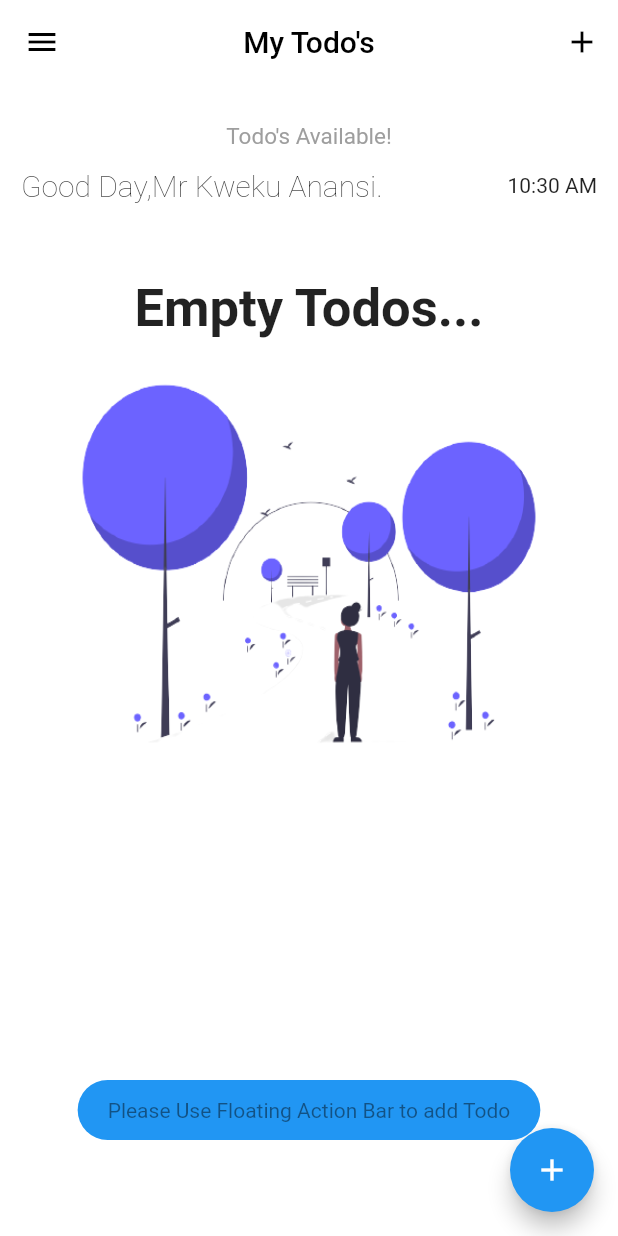
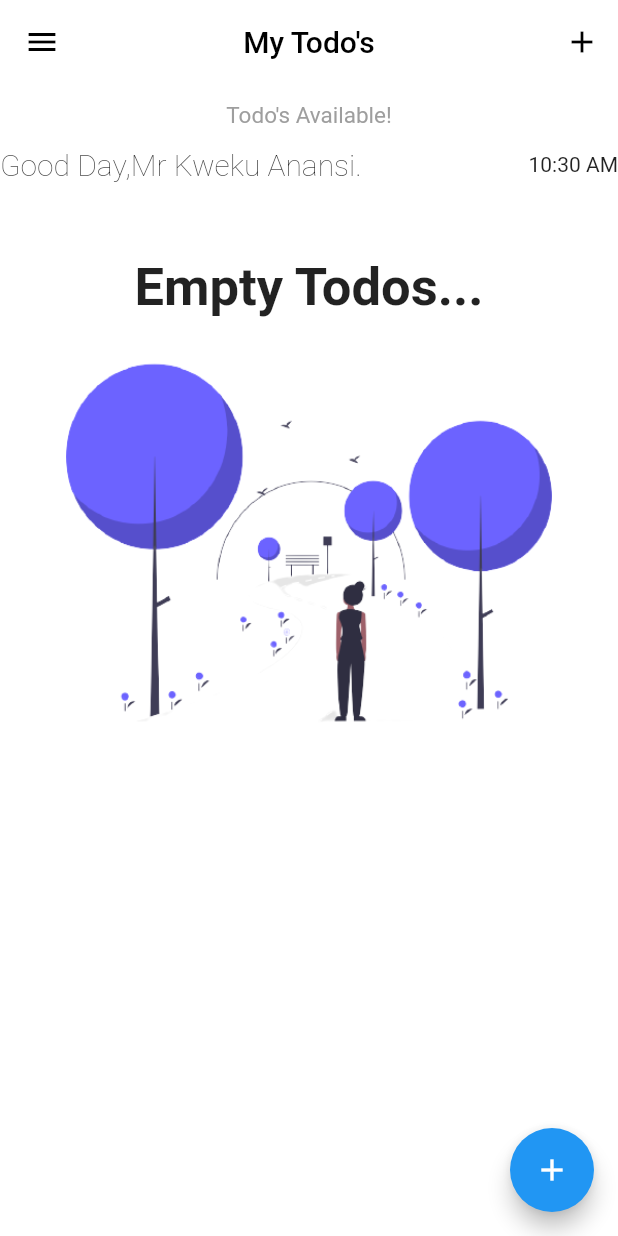
Before and after one commit to Richmond-Nunoo/TODO-APP-FLUTTER, a Flutter app: the screen it shows after launch, after a tap on the "add" icon, on a phone screen of 412 x 824 dp. Run offline on Flutter 3.47's test engine with Material 2 defaults, Android fonts, the light colour scheme and no system bars; our stand-ins replace flutter_slidable, google_fonts; Roboto replaces fonts that are missing (Caudex).

Commit message:
clean up.

```diff
--- a/lib/screens/notes_screen.dart
+++ b/lib/screens/notes_screen.dart
@@ -2,7 +2,6 @@ import 'dart:math';
 import 'package:flutter/cupertino.dart';
 import 'package:flutter/material.dart';
 import 'package:flutter_slidable/flutter_slidable.dart';
-import 'package:fluttertoast/fluttertoast.dart';
 import 'package:intl/intl.dart';
 
 class MyApp extends StatefulWidget {
@@ -36,15 +35,7 @@ class _MyAppState extends State<MyApp> {
         actions: [
           IconButton(
             onPressed: () {
-              Fluttertoast.showToast(
-                msg: "Please Use Floating Action Bar to add Todo",
-                toastLength: Toast.LENGTH_LONG,
-                gravity: ToastGravity.BOTTOM,
-                timeInSecForIosWeb: 2,
-                backgroundColor: Colors.blue,
-                textColor: Colors.black45,
-                fontSize: 14,
-              );
+              debugPrint("hkhj");
             },
             icon: const Icon(
               Icons.add,
@@ -53,9 +44,7 @@ class _MyAppState extends State<MyApp> {
           )
         ],
       ),
-      body: Container(
-        padding: const EdgeInsets.all(14),
-        child: Column(
+      body: Column(
         children: [
           const SizedBox(
             height: 12,
@@ -69,7 +58,7 @@ class _MyAppState extends State<MyApp> {
               child: todos.isNotEmpty
                   ? AnimatedList(
                       initialItemCount: todos.length,
-                        physics: const ScrollPhysics(),
+                      physics: const BouncingScrollPhysics(),
                       itemBuilder: (context, index, animation) {
                         return Slidable(
                           key: Key(todos[index]),
@@ -158,8 +147,7 @@ class _MyAppState extends State<MyApp> {
                               const Text(
                                 'Empty Todos...',
                                 style: TextStyle(
-                                      fontSize: 35,
-                                      fontWeight: FontWeight.bold),
+                                    fontSize: 35, fontWeight: FontWeight.bold),
                               ),
                               Container(
                                 height: 300,
@@ -177,7 +165,6 @@ class _MyAppState extends State<MyApp> {
                       );
                     }))
         ],
-        ),
       ),
       floatingActionButton: FloatingActionButton(
         onPressed: () {
--- a/pubspec.yaml
+++ b/pubspec.yaml
@@ -35,8 +35,7 @@ dependencies:
   cupertino_icons: ^1.0.2
   google_fonts: ^2.1.0
   flutter_slidable: ^1.1.0
-  toast: ^0.1.5
-  fluttertoast: ^8.0.8
+
 
 dev_dependencies:
   flutter_test:
```
Also changed, not shown: pubspec.lock, 2 other files. Lines whose indentation alone changed are shown as unchanged.
